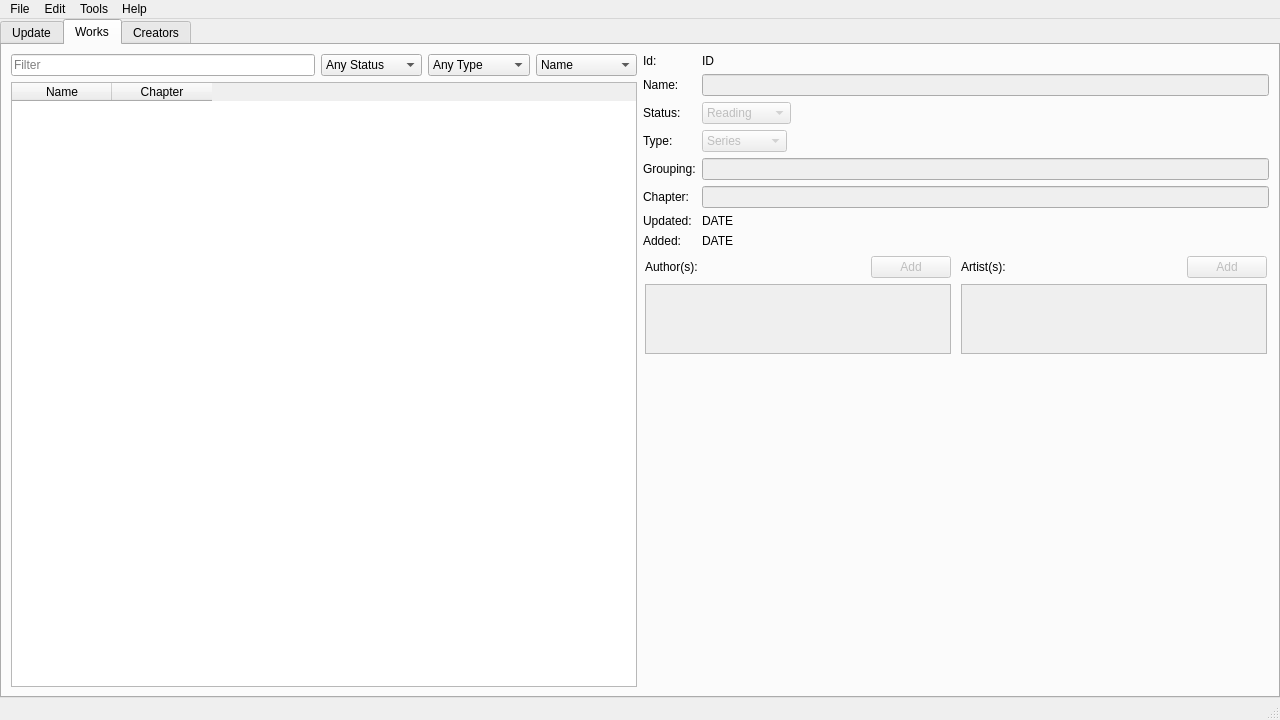
Before: the Qt Designer form src/UI/MainWindow/MainWindow.ui in NikolaRoev/Tracker, drawn with Qt 5.
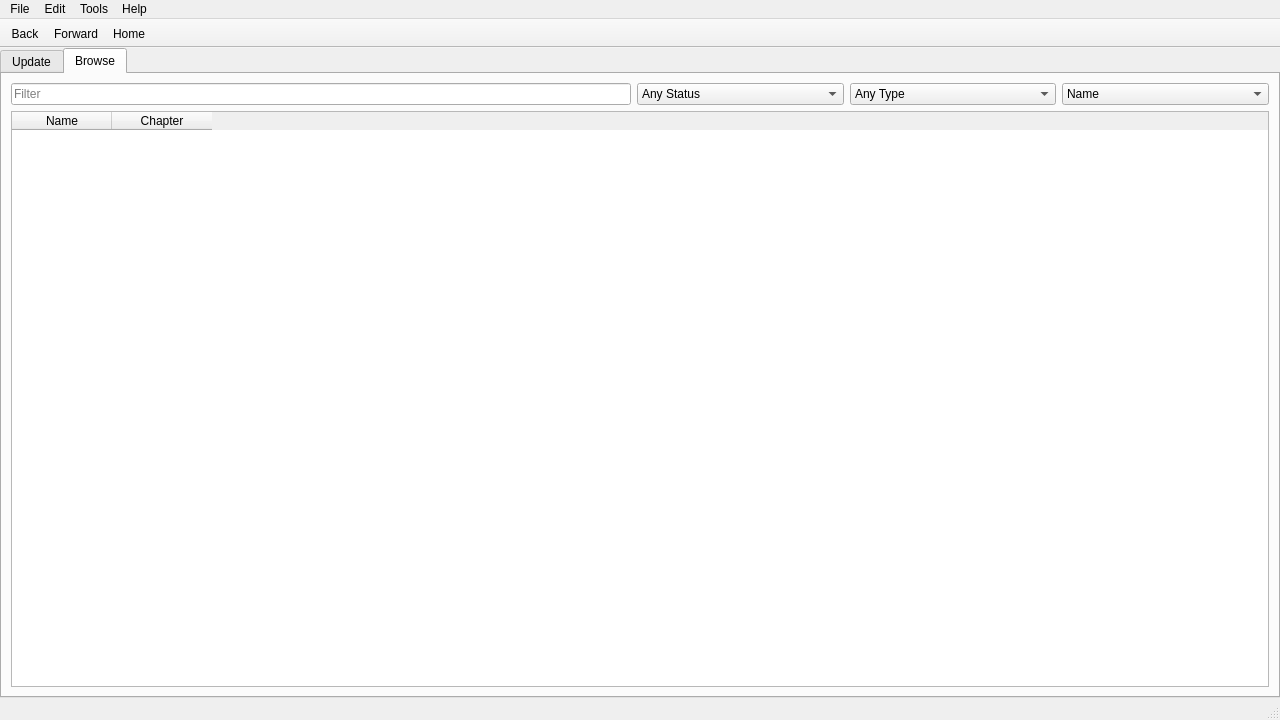
After: the same form once the commit is applied. The open tabs and pages were chosen to show the change. Icons and pictures are not drawn.

Commit message: Major restructuring to page design.

```diff
--- a/src/UI/MainWindow/MainWindow.ui
+++ b/src/UI/MainWindow/MainWindow.ui
@@ -41,6 +41,25 @@
      <number>0</number>
     </property>
     <item>
+     <widget class="QStackedWidget" name="stackedWidget">
+      <widget class="QWidget" name="homePage">
+       <layout class="QVBoxLayout" name="verticalLayout_5">
+        <property name="spacing">
+         <number>0</number>
+        </property>
+        <property name="leftMargin">
+         <number>0</number>
+        </property>
+        <property name="topMargin">
+         <number>0</number>
+        </property>
+        <property name="rightMargin">
+         <number>0</number>
+        </property>
+        <property name="bottomMargin">
+         <number>0</number>
+        </property>
+        <item>
      <widget class="QTabWidget" name="tabWidget">
       <property name="currentIndex">
        <number>2</number>
@@ -144,9 +163,9 @@
       </widget>
       <widget class="QWidget" name="worksTab">
        <attribute name="title">
-        <string>Works</string>
-       </attribute>
-       <layout class="QHBoxLayout" name="horizontalLayout_2" stretch="1,1">
+            <string>Browse</string>
+           </attribute>
+           <layout class="QHBoxLayout" name="horizontalLayout_2" stretch="1">
         <item>
          <layout class="QVBoxLayout" name="verticalLayout_1">
           <item>
@@ -279,484 +298,9 @@
           </item>
          </layout>
         </item>
-        <item>
-         <layout class="QVBoxLayout" name="verticalLayout_3">
-          <item>
-           <layout class="QHBoxLayout" name="horizontalLayout_3"/>
-          </item>
-          <item>
-           <layout class="QFormLayout" name="formLayout">
-            <item row="0" column="0">
-             <widget class="QLabel" name="label_15">
-              <property name="text">
-               <string>Id:</string>
-              </property>
-             </widget>
-            </item>
-            <item row="1" column="0">
-             <widget class="QLabel" name="label_17">
-              <property name="text">
-               <string>Name:</string>
-              </property>
-             </widget>
-            </item>
-            <item row="1" column="1">
-             <widget class="QLineEdit" name="worksNameLineEdit">
-              <property name="enabled">
-               <bool>false</bool>
-              </property>
-              <property name="sizePolicy">
-               <sizepolicy hsizetype="Expanding" vsizetype="Fixed">
-                <horstretch>0</horstretch>
-                <verstretch>0</verstretch>
-               </sizepolicy>
-              </property>
-             </widget>
-            </item>
-            <item row="2" column="0">
-             <widget class="QLabel" name="label_18">
-              <property name="text">
-               <string>Status:</string>
-              </property>
-             </widget>
-            </item>
-            <item row="2" column="1">
-             <widget class="QComboBox" name="worksStatusComboBox">
-              <property name="enabled">
-               <bool>false</bool>
-              </property>
-              <property name="sizePolicy">
-               <sizepolicy hsizetype="Maximum" vsizetype="Fixed">
-                <horstretch>0</horstretch>
-                <verstretch>0</verstretch>
-               </sizepolicy>
-              </property>
-              <item>
-               <property name="text">
-                <string>Reading</string>
-               </property>
-              </item>
-              <item>
-               <property name="text">
-                <string>Completed</string>
-               </property>
-              </item>
-             </widget>
-            </item>
-            <item row="3" column="0">
-             <widget class="QLabel" name="label_19">
-              <property name="text">
-               <string>Type:</string>
-              </property>
-             </widget>
-            </item>
-            <item row="3" column="1">
-             <widget class="QComboBox" name="worksTypeComboBox">
-              <property name="enabled">
-               <bool>false</bool>
-              </property>
-              <property name="sizePolicy">
-               <sizepolicy hsizetype="Maximum" vsizetype="Fixed">
-                <horstretch>0</horstretch>
-                <verstretch>0</verstretch>
-               </sizepolicy>
-              </property>
-              <item>
-               <property name="text">
-                <string>Series</string>
-               </property>
-              </item>
-              <item>
-               <property name="text">
-                <string>One Shot</string>
-               </property>
-              </item>
-              <item>
-               <property name="text">
-                <string>Anthology</string>
-               </property>
-              </item>
-             </widget>
-            </item>
-            <item row="4" column="0">
-             <widget class="QLabel" name="label_20">
-              <property name="text">
-               <string>Grouping:</string>
-              </property>
-             </widget>
-            </item>
-            <item row="4" column="1">
-             <widget class="QLineEdit" name="worksGroupingLineEdit">
-              <property name="enabled">
-               <bool>false</bool>
-              </property>
-             </widget>
-            </item>
-            <item row="5" column="0">
-             <widget class="QLabel" name="label_21">
-              <property name="text">
-               <string>Chapter:</string>
-              </property>
-             </widget>
-            </item>
-            <item row="5" column="1">
-             <widget class="QLineEdit" name="worksChapterLineEdit">
-              <property name="enabled">
-               <bool>false</bool>
-              </property>
-             </widget>
-            </item>
-            <item row="6" column="0">
-             <widget class="QLabel" name="label_22">
-              <property name="text">
-               <string>Updated:</string>
-              </property>
-             </widget>
-            </item>
-            <item row="6" column="1">
-             <widget class="QLabel" name="worksUpdatedLabel">
-              <property name="sizePolicy">
-               <sizepolicy hsizetype="Preferred" vsizetype="Fixed">
-                <horstretch>0</horstretch>
-                <verstretch>0</verstretch>
-               </sizepolicy>
-              </property>
-              <property name="text">
-               <string>DATE</string>
-              </property>
-              <property name="textInteractionFlags">
-               <set>Qt::LinksAccessibleByMouse|Qt::TextSelectableByMouse</set>
-              </property>
-             </widget>
-            </item>
-            <item row="7" column="0">
-             <widget class="QLabel" name="label_24">
-              <property name="text">
-               <string>Added:</string>
-              </property>
-             </widget>
-            </item>
-            <item row="7" column="1">
-             <widget class="QLabel" name="worksAddedLabel">
-              <property name="sizePolicy">
-               <sizepolicy hsizetype="Preferred" vsizetype="Fixed">
-                <horstretch>0</horstretch>
-                <verstretch>0</verstretch>
-               </sizepolicy>
-              </property>
-              <property name="text">
-               <string>DATE</string>
-              </property>
-              <property name="textInteractionFlags">
-               <set>Qt::LinksAccessibleByMouse|Qt::TextSelectableByMouse</set>
-              </property>
-             </widget>
-            </item>
-            <item row="0" column="1">
-             <widget class="QLabel" name="worksIdLabel">
-              <property name="sizePolicy">
-               <sizepolicy hsizetype="Preferred" vsizetype="Fixed">
-                <horstretch>0</horstretch>
-                <verstretch>0</verstretch>
-               </sizepolicy>
-              </property>
-              <property name="text">
-               <string>ID</string>
-              </property>
-              <property name="textInteractionFlags">
-               <set>Qt::LinksAccessibleByMouse|Qt::TextSelectableByMouse</set>
-              </property>
-             </widget>
-            </item>
            </layout>
-          </item>
-          <item>
-           <layout class="QHBoxLayout" name="horizontalLayout_10" stretch="1,1">
-            <item>
-             <layout class="QVBoxLayout" name="verticalLayout_9">
-              <property name="leftMargin">
-               <number>2</number>
-              </property>
-              <property name="topMargin">
-               <number>2</number>
-              </property>
-              <property name="rightMargin">
-               <number>2</number>
-              </property>
-              <property name="bottomMargin">
-               <number>2</number>
-              </property>
-              <item>
-               <layout class="QHBoxLayout" name="horizontalLayout_14" stretch="3,1">
-                <item>
-                 <widget class="QLabel" name="label_10">
-                  <property name="sizePolicy">
-                   <sizepolicy hsizetype="Preferred" vsizetype="Minimum">
-                    <horstretch>0</horstretch>
-                    <verstretch>0</verstretch>
-                   </sizepolicy>
-                  </property>
-                  <property name="text">
-                   <string>Author(s):</string>
-                  </property>
-                 </widget>
-                </item>
-                <item>
-                 <widget class="QPushButton" name="worksAuthorAddButton">
-                  <property name="enabled">
-                   <bool>false</bool>
-                  </property>
-                  <property name="sizePolicy">
-                   <sizepolicy hsizetype="Minimum" vsizetype="Fixed">
-                    <horstretch>0</horstretch>
-                    <verstretch>0</verstretch>
-                   </sizepolicy>
-                  </property>
-                  <property name="text">
-                   <string>Add</string>
-                  </property>
-                 </widget>
-                </item>
-               </layout>
-              </item>
-              <item>
-               <widget class="QListWidget" name="worksAuthorListWidget">
-                <property name="enabled">
-                 <bool>false</bool>
-                </property>
-                <property name="sizePolicy">
-                 <sizepolicy hsizetype="Preferred" vsizetype="Preferred">
-                  <horstretch>0</horstretch>
-                  <verstretch>0</verstretch>
-                 </sizepolicy>
-                </property>
-                <property name="contextMenuPolicy">
-                 <enum>Qt::CustomContextMenu</enum>
-                </property>
-                <property name="frameShadow">
-                 <enum>QFrame::Plain</enum>
-                </property>
-                <property name="lineWidth">
-                 <number>2</number>
-                </property>
-                <property name="editTriggers">
-                 <set>QAbstractItemView::DoubleClicked</set>
-                </property>
-                <property name="showDropIndicator" stdset="0">
-                 <bool>false</bool>
-                </property>
-                <property name="alternatingRowColors">
-                 <bool>true</bool>
-                </property>
-               </widget>
-              </item>
-              <item>
-               <spacer name="verticalSpacer">
-                <property name="orientation">
-                 <enum>Qt::Vertical</enum>
-                </property>
-                <property name="sizeType">
-                 <enum>QSizePolicy::Expanding</enum>
-                </property>
-                <property name="sizeHint" stdset="0">
-                 <size>
-                  <width>20</width>
-                  <height>16777215</height>
-                 </size>
-                </property>
-               </spacer>
-              </item>
-             </layout>
-            </item>
-            <item>
-             <layout class="QVBoxLayout" name="verticalLayout_8">
-              <property name="leftMargin">
-               <number>2</number>
-              </property>
-              <property name="topMargin">
-               <number>2</number>
-              </property>
-              <property name="rightMargin">
-               <number>2</number>
-              </property>
-              <property name="bottomMargin">
-               <number>2</number>
-              </property>
-              <item>
-               <layout class="QHBoxLayout" name="horizontalLayout_15" stretch="3,1">
-                <item>
-                 <widget class="QLabel" name="label_11">
-                  <property name="sizePolicy">
-                   <sizepolicy hsizetype="Preferred" vsizetype="Minimum">
-                    <horstretch>0</horstretch>
-                    <verstretch>0</verstretch>
-                   </sizepolicy>
-                  </property>
-                  <property name="text">
-                   <string>Artist(s):</string>
-                  </property>
-                 </widget>
-                </item>
-                <item>
-                 <widget class="QPushButton" name="worksArtistAddButton">
-                  <property name="enabled">
-                   <bool>false</bool>
-                  </property>
-                  <property name="text">
-                   <string>Add</string>
-                  </property>
-                 </widget>
-                </item>
-               </layout>
-              </item>
-              <item>
-               <widget class="QListWidget" name="worksArtistListWidget">
-                <property name="enabled">
-                 <bool>false</bool>
-                </property>
-                <property name="sizePolicy">
-                 <sizepolicy hsizetype="Preferred" vsizetype="Preferred">
-                  <horstretch>0</horstretch>
-                  <verstretch>0</verstretch>
-                 </sizepolicy>
-                </property>
-                <property name="contextMenuPolicy">
-                 <enum>Qt::CustomContextMenu</enum>
-                </property>
-                <property name="frameShadow">
-                 <enum>QFrame::Plain</enum>
-                </property>
-                <property name="lineWidth">
-                 <number>2</number>
-                </property>
-                <property name="editTriggers">
-                 <set>QAbstractItemView::DoubleClicked</set>
-                </property>
-                <property name="showDropIndicator" stdset="0">
-                 <bool>false</bool>
-                </property>
-                <property name="alternatingRowColors">
-                 <bool>true</bool>
-                </property>
-               </widget>
-              </item>
-              <item>
-               <spacer name="verticalSpacer_2">
-                <property name="orientation">
-                 <enum>Qt::Vertical</enum>
-                </property>
-                <property name="sizeType">
-                 <enum>QSizePolicy::Expanding</enum>
-                </property>
-                <property name="sizeHint" stdset="0">
-                 <size>
-                  <width>20</width>
-                  <height>16777215</height>
-                 </size>
-                </property>
-               </spacer>
-              </item>
-             </layout>
-            </item>
-           </layout>
-          </item>
-         </layout>
-        </item>
-       </layout>
-      </widget>
-      <widget class="QWidget" name="creatorsTab">
-       <attribute name="title">
-        <string>Creators</string>
-       </attribute>
-       <layout class="QHBoxLayout" name="horizontalLayout_5" stretch="1,1">
-        <item>
-         <layout class="QVBoxLayout" name="verticalLayout_5">
-          <item>
-           <widget class="QLineEdit" name="creatorsFilterLineEdit">
-            <property name="placeholderText">
-             <string>Filter</string>
-            </property>
-           </widget>
-          </item>
-          <item>
-           <widget class="QListWidget" name="creatorsListWidget">
-            <property name="contextMenuPolicy">
-             <enum>Qt::CustomContextMenu</enum>
-            </property>
-            <property name="frameShadow">
-             <enum>QFrame::Plain</enum>
-            </property>
-            <property name="lineWidth">
-             <number>2</number>
-            </property>
-            <property name="alternatingRowColors">
-             <bool>true</bool>
-            </property>
-           </widget>
-          </item>
-         </layout>
-        </item>
-        <item>
-         <layout class="QVBoxLayout" name="verticalLayout_6">
-          <item>
-           <layout class="QHBoxLayout" name="horizontalLayout_4"/>
-          </item>
-          <item>
-           <layout class="QFormLayout" name="formLayout_2">
-            <item row="0" column="0">
-             <widget class="QLabel" name="label">
-              <property name="text">
-               <string>Id:</string>
-              </property>
-             </widget>
-            </item>
-            <item row="0" column="1">
-             <widget class="QLabel" name="creatorsIdLabel">
-              <property name="text">
-               <string>ID</string>
-              </property>
-             </widget>
-            </item>
-            <item row="1" column="0">
-             <widget class="QLabel" name="label_3">
-              <property name="text">
-               <string>Name:</string>
-              </property>
-             </widget>
-            </item>
-            <item row="1" column="1">
-             <widget class="QLineEdit" name="creatorsNameLineEdit">
-              <property name="enabled">
-               <bool>false</bool>
-              </property>
-             </widget>
-            </item>
-           </layout>
-          </item>
-          <item>
-           <widget class="QLabel" name="label_4">
-            <property name="text">
-             <string>Works:</string>
-            </property>
-           </widget>
-          </item>
-          <item>
-           <widget class="QListWidget" name="creatorsWorksListWidget">
-            <property name="enabled">
-             <bool>false</bool>
-            </property>
-            <property name="frameShadow">
-             <enum>QFrame::Plain</enum>
-            </property>
-            <property name="lineWidth">
-             <number>2</number>
-            </property>
-            <property name="alternatingRowColors">
-             <bool>true</bool>
-            </property>
-           </widget>
-          </item>
-         </layout>
+          </widget>
+         </widget>
         </item>
        </layout>
       </widget>
@@ -811,6 +355,29 @@
    <addaction name="menuHelp"/>
   </widget>
   <widget class="QStatusBar" name="statusBar"/>
+  <widget class="QToolBar" name="toolBar">
+   <property name="windowTitle">
+    <string>toolBar</string>
+   </property>
+   <property name="movable">
+    <bool>false</bool>
+   </property>
+   <property name="iconSize">
+    <size>
+     <width>20</width>
+     <height>20</height>
+    </size>
+   </property>
+   <attribute name="toolBarArea">
+    <enum>TopToolBarArea</enum>
+   </attribute>
+   <attribute name="toolBarBreak">
+    <bool>false</bool>
+   </attribute>
+   <addaction name="actionBack"/>
+   <addaction name="actionForward"/>
+   <addaction name="actionHome"/>
+  </widget>
   <action name="actionNew">
    <property name="text">
     <string>New</string>
@@ -862,6 +429,33 @@
     <string>Add Creator</string>
    </property>
   </action>
+  <action name="actionBack">
+   <property name="icon">
+    <iconset resource="../../../resources/resources.qrc">
+     <normaloff>:/general/left-arrow.png</normaloff>:/general/left-arrow.png</iconset>
+   </property>
+   <property name="text">
+    <string>Back</string>
+   </property>
+  </action>
+  <action name="actionForward">
+   <property name="icon">
+    <iconset resource="../../../resources/resources.qrc">
+     <normaloff>:/general/right-arrow.png</normaloff>:/general/right-arrow.png</iconset>
+   </property>
+   <property name="text">
+    <string>Forward</string>
+   </property>
+  </action>
+  <action name="actionHome">
+   <property name="icon">
+    <iconset resource="../../../resources/resources.qrc">
+     <normaloff>:/general/house.png</normaloff>:/general/house.png</iconset>
+   </property>
+   <property name="text">
+    <string>Home</string>
+   </property>
+  </action>
  </widget>
  <tabstops>
   <tabstop>updateSearchLineEdit</tabstop>
```
Left out of the diff: 4 changed lines with no effect on the pictures. Lines whose indentation alone changed are shown as unchanged. The commit also changes 24 other files.
